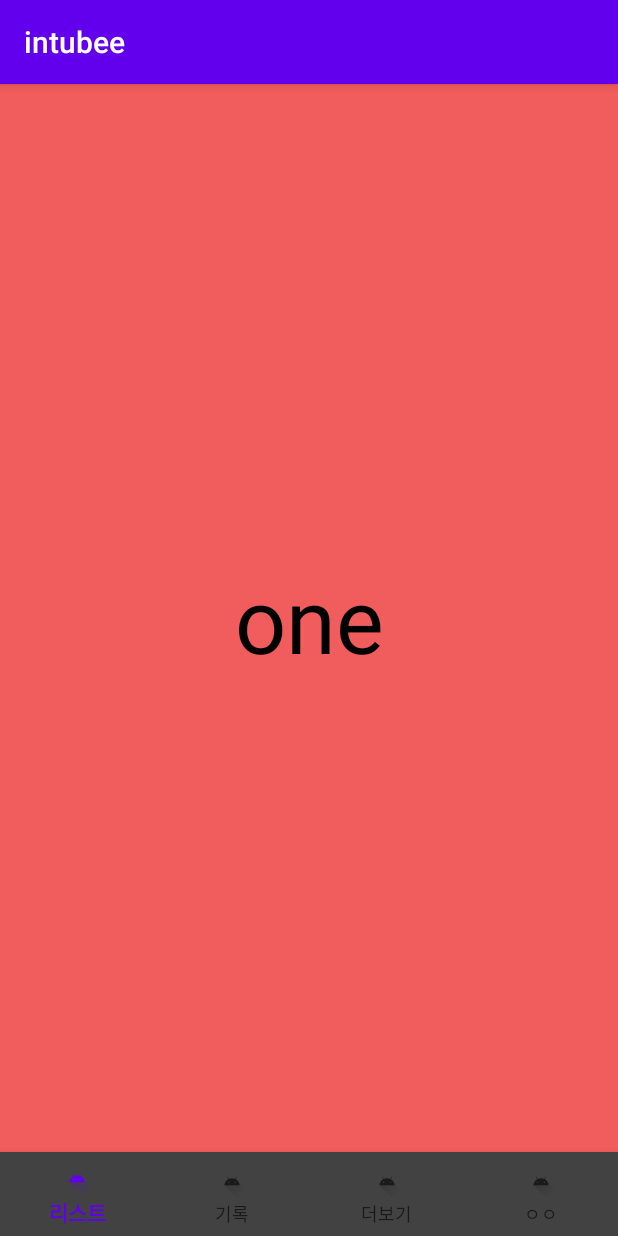
After one commit to lodado/intubee, an Android app: the MainActi screen opened directly, with no data from a screen before it, on a phone screen of 412 x 824 dp. The commit adds this screen. Run offline under Robolectric (Android 15) with nearby library versions, the phone set to English and light mode, and no system bars; our stand-ins replace Firebase (no records; nobody signed in at launch, a user with empty details on screens opened directly).

Commit message:
20200808 navitapview

```diff
--- a/app/src/main/AndroidManifest.xml
+++ b/app/src/main/AndroidManifest.xml
@@ -12,7 +12,7 @@
         android:supportsRtl="true"
         android:theme="@style/AppTheme">
         <activity android:name=".Login.loginpopup"></activity>
-        <activity android:name=".ExampleActivity" />
+        <activity android:name=".mainpage.MainActi" />
         <activity android:name=".Login.MainActivity">
             <intent-filter>
                 <action android:name="android.intent.action.MAIN" />
--- a/app/src/main/java/com/Introbe/Login/MainActivity.kt
+++ b/app/src/main/java/com/Introbe/Login/MainActivity.kt
@@ -5,7 +5,7 @@ import androidx.appcompat.app.AppCompatActivity
 import android.os.Bundle
 import android.widget.EditText
 import android.widget.Toast
-import com.Introbe.ExampleActivity
+import com.Introbe.mainpage.MainActi
 import com.Introbe.R
 import com.google.android.gms.auth.api.Auth
 import com.google.android.gms.auth.api.signin.GoogleSignIn
@@ -16,7 +16,6 @@ import com.google.firebase.auth.FirebaseAuth
 import com.google.firebase.auth.FirebaseUser
 import com.google.firebase.auth.GoogleAuthProvider
 import kotlinx.android.synthetic.main.activity_main.*
-import kotlinx.android.synthetic.main.loginpopup.*
 
 class MainActivity : AppCompatActivity(), Logininterface {
 
@@ -149,7 +148,7 @@ class MainActivity : AppCompatActivity(), Logininterface {
     {
         user?.let{
 
-            startActivity(Intent(this, ExampleActivity::class.java))
+            startActivity(Intent(this, MainActi::class.java))
             //호출 another
         }
     }
--- a/app/src/main/java/com/Introbe/Login/loginpopup.kt
+++ b/app/src/main/java/com/Introbe/Login/loginpopup.kt
@@ -1,16 +1,13 @@
 package com.Introbe.Login
 
-import android.content.Intent
 import androidx.appcompat.app.AppCompatActivity
 import android.os.Bundle
 import android.widget.EditText
 import android.widget.Toast
-import com.Introbe.ExampleActivity
 import com.Introbe.R
 import com.google.firebase.auth.FirebaseAuth
 import com.google.firebase.auth.FirebaseUser
 import kotlinx.android.synthetic.main.loginpopup.*
-import java.lang.Exception
 
 class loginpopup : AppCompatActivity(), Logininterface {
 
--- /dev/null
+++ b/app/src/main/java/com/Introbe/mainpage/MainActi.java
@@ -0,0 +1,82 @@
+package com.Introbe.mainpage;
+
+import androidx.annotation.NonNull;
+import androidx.appcompat.app.AppCompatActivity;
+import androidx.fragment.app.Fragment;
+import androidx.fragment.app.FragmentManager;
+import androidx.fragment.app.FragmentTransaction;
+
+import android.os.Bundle;
+import android.view.MenuItem;
+import android.widget.Toast;
+import com.Introbe.IntuDatabase.*;
+import com.Introbe.R;
+import com.google.android.material.bottomnavigation.BottomNavigationView;
+import com.google.firebase.auth.FirebaseAuth;
+import com.google.firebase.auth.FirebaseUser;
+
+public class MainActi extends AppCompatActivity {
+
+    private FragmentManager fragmentManager = getSupportFragmentManager();
+
+    private frag1 frag_1 = new frag1();
+    private frag2 frag_2 = new frag2();
+    private frag3 frag_3 = new frag3();
+    private frag4 frag_4 = new frag4();
+
+    @Override
+    protected void onCreate(Bundle savedInstanceState) {
+        super.onCreate(savedInstanceState);
+        setContentView(R.layout.example);
+
+        FirebaseUser user = FirebaseAuth.getInstance().getCurrentUser();
+        if (user != null) {
+
+            String myName = user.getDisplayName();
+            String myEmail = user.getEmail();
+            // Uri photoUrl = user.getPhotoUrl();// User is signed in
+
+            //User's data
+            DataBaseUser mine = MyID.getInstance(myName, myEmail);
+
+        } else {
+            Toast myToast = Toast.makeText(this.getApplicationContext(),"login failed! stop running application", Toast.LENGTH_SHORT);
+            myToast.show();
+
+            finish();
+        }
+
+
+        FragmentTransaction transaction = fragmentManager.beginTransaction();
+        getSupportFragmentManager().beginTransaction().replace(R.id.main_layout, frag_1).commitAllowingStateLoss();
+
+        BottomNavigationView bottomNavigationView = findViewById(R.id.bottomNavigationView);
+
+        bottomNavigationView.setOnNavigationItemSelectedListener(new ItemSelectedListener());
+
+    }
+
+    class ItemSelectedListener implements BottomNavigationView.OnNavigationItemSelectedListener{
+
+        @Override
+        public boolean onNavigationItemSelected(@NonNull MenuItem menuItem) {
+
+             switch(menuItem.getItemId())
+            {
+                case R.id.frag1:
+                    getSupportFragmentManager().beginTransaction().replace(R.id.main_layout, frag_1).commitAllowingStateLoss();
+                    break;
+                case R.id.frag2:
+                    getSupportFragmentManager().beginTransaction().replace(R.id.main_layout, frag_2).commitAllowingStateLoss();
+                    break;
+                case R.id.frag3:
+                    getSupportFragmentManager().beginTransaction().replace(R.id.main_layout, frag_3).commitAllowingStateLoss();
+                    break;
+                case R.id.frag4:
+                    getSupportFragmentManager().beginTransaction().replace(R.id.main_layout, frag_4).commitAllowingStateLoss();
+                    break;
+            }
+            return true;
+        }
+    }
+}
--- /dev/null
+++ b/app/src/main/java/com/Introbe/mainpage/frag1.java
@@ -0,0 +1,26 @@
+package com.Introbe.mainpage;
+
+import android.os.Bundle;
+import android.view.LayoutInflater;
+import android.view.View;
+import android.view.ViewGroup;
+
+import androidx.annotation.NonNull;
+import androidx.annotation.Nullable;
+import androidx.fragment.app.Fragment;
+
+import com.Introbe.R;
+
+public class frag1 extends Fragment {
+
+    @Nullable
+    @Override
+    public View onCreateView(@NonNull LayoutInflater inflater, @Nullable ViewGroup container, @Nullable Bundle savedInstanceState) {
+        return inflater.inflate(R.layout.frag1, container, false);
+    }
+
+    @Override
+    public void onViewCreated(@NonNull View view, @Nullable Bundle savedInstanceState) {
+        super.onViewCreated(view, savedInstanceState);
+    }
+}
--- /dev/null
+++ b/app/src/main/java/com/Introbe/mainpage/frag2.java
@@ -0,0 +1,26 @@
+package com.Introbe.mainpage;
+
+import android.os.Bundle;
+import android.view.LayoutInflater;
+import android.view.View;
+import android.view.ViewGroup;
+
+import androidx.annotation.NonNull;
+import androidx.annotation.Nullable;
+import androidx.fragment.app.Fragment;
+
+import com.Introbe.R;
+
+public class frag2 extends Fragment {
+
+    @Nullable
+    @Override
+    public View onCreateView(@NonNull LayoutInflater inflater, @Nullable ViewGroup container, @Nullable Bundle savedInstanceState) {
+        return inflater.inflate(R.layout.frag2, container, false);
+    }
+
+    @Override
+    public void onViewCreated(@NonNull View view, @Nullable Bundle savedInstanceState) {
+        super.onViewCreated(view, savedInstanceState);
+    }
+}
--- /dev/null
+++ b/app/src/main/java/com/Introbe/mainpage/frag3.java
@@ -0,0 +1,26 @@
+package com.Introbe.mainpage;
+
+import android.os.Bundle;
+import android.view.LayoutInflater;
+import android.view.View;
+import android.view.ViewGroup;
+
+import androidx.annotation.NonNull;
+import androidx.annotation.Nullable;
+import androidx.fragment.app.Fragment;
+
+import com.Introbe.R;
+
+public class frag3 extends Fragment {
+
+    @Nullable
+    @Override
+    public View onCreateView(@NonNull LayoutInflater inflater, @Nullable ViewGroup container, @Nullable Bundle savedInstanceState) {
+        return inflater.inflate(R.layout.frag3, container, false);
+    }
+
+    @Override
+    public void onViewCreated(@NonNull View view, @Nullable Bundle savedInstanceState) {
+        super.onViewCreated(view, savedInstanceState);
+    }
+}
--- /dev/null
+++ b/app/src/main/java/com/Introbe/mainpage/frag4.java
@@ -0,0 +1,26 @@
+package com.Introbe.mainpage;
+
+import android.os.Bundle;
+import android.view.LayoutInflater;
+import android.view.View;
+import android.view.ViewGroup;
+
+import androidx.annotation.NonNull;
+import androidx.annotation.Nullable;
+import androidx.fragment.app.Fragment;
+
+import com.Introbe.R;
+
+public class frag4 extends Fragment {
+
+    @Nullable
+    @Override
+    public View onCreateView(@NonNull LayoutInflater inflater, @Nullable ViewGroup container, @Nullable Bundle savedInstanceState) {
+        return inflater.inflate(R.layout.frag4, container, false);
+    }
+
+    @Override
+    public void onViewCreated(@NonNull View view, @Nullable Bundle savedInstanceState) {
+        super.onViewCreated(view, savedInstanceState);
+    }
+}
--- a/app/src/main/res/layout/example.xml
+++ b/app/src/main/res/layout/example.xml
@@ -5,7 +5,7 @@
     android:layout_height="match_parent"
     xmlns:tools="http://schemas.android.com/tools"
     android:orientation="vertical"
-    tools:context=".ExampleActivity"
+    tools:context=".mainpage.MainActi"
     >
 
     <FrameLayout
@@ -24,6 +24,6 @@
         android:background="@color/cardview_dark_background"
         app:itemBackground="@color/cardview_dark_background"
 
-        app:labelVisibilityMode="unlabeled"
+        app:labelVisibilityMode="labeled"
         app:menu="@menu/main_navi" />
 </androidx.coordinatorlayout.widget.CoordinatorLayout>
--- /dev/null
+++ b/app/src/main/res/layout/frag1.xml
@@ -0,0 +1,22 @@
+<?xml version="1.0" encoding="utf-8"?>
+<androidx.constraintlayout.widget.ConstraintLayout
+    xmlns:android="http://schemas.android.com/apk/res/android"
+    xmlns:app="http://schemas.android.com/apk/res-auto"
+    android:orientation="vertical" android:layout_width="match_parent"
+    android:layout_height="match_parent"
+    android:background="#F15C5C">
+
+    <TextView
+        android:id="@+id/frag1"
+        android:layout_width="wrap_content"
+        android:layout_height="wrap_content"
+        android:layout_gravity="center"
+        android:text="one"
+        android:textColor="#000"
+        android:textSize="60sp"
+        app:layout_constraintBottom_toBottomOf="parent"
+        app:layout_constraintEnd_toEndOf="parent"
+        app:layout_constraintStart_toStartOf="parent"
+        app:layout_constraintTop_toTopOf="parent" />
+
+</androidx.constraintlayout.widget.ConstraintLayout>
--- a/app/src/main/res/menu/main_navi.xml
+++ b/app/src/main/res/menu/main_navi.xml
@@ -2,22 +2,29 @@
 <menu xmlns:android="http://schemas.android.com/apk/res/android"
     xmlns:app="http://schemas.android.com/apk/res-auto">
     <item
-        android:id="@+id/tab1"
+        android:id="@+id/frag1"
         android:checked="true"
         android:enabled="true"
         android:icon="@drawable/ic_launcher_foreground"
         android:title="리스트"
         app:showAsAction="always" />
     <item
-        android:id="@+id/tab2"
+        android:id="@+id/frag2"
         android:enabled="true"
         android:icon="@drawable/ic_launcher_foreground"
         android:title="기록"
         app:showAsAction="always" />
     <item
-        android:id="@+id/tab3"
+        android:id="@+id/frag3"
         android:enabled="true"
         android:icon="@drawable/ic_launcher_foreground"
         android:title="더보기"
         app:showAsAction="always" />
+
+    <item
+        android:id="@+id/frag4"
+        android:enabled="true"
+        android:icon="@drawable/ic_launcher_foreground"
+        android:title="ㅇㅇ"
+        app:showAsAction="always" />
 </menu>
```
Also changed, not shown: app/src/main/java/com/Introbe/ExampleActivity.java (deleted, +0 -35 lines), app/src/main/res/layout/frag2.xml (added, +22 -0 lines), app/src/main/res/layout/frag3.xml (added, +22 -0 lines), app/src/main/res/layout/frag4.xml (added, +22 -0 lines).
